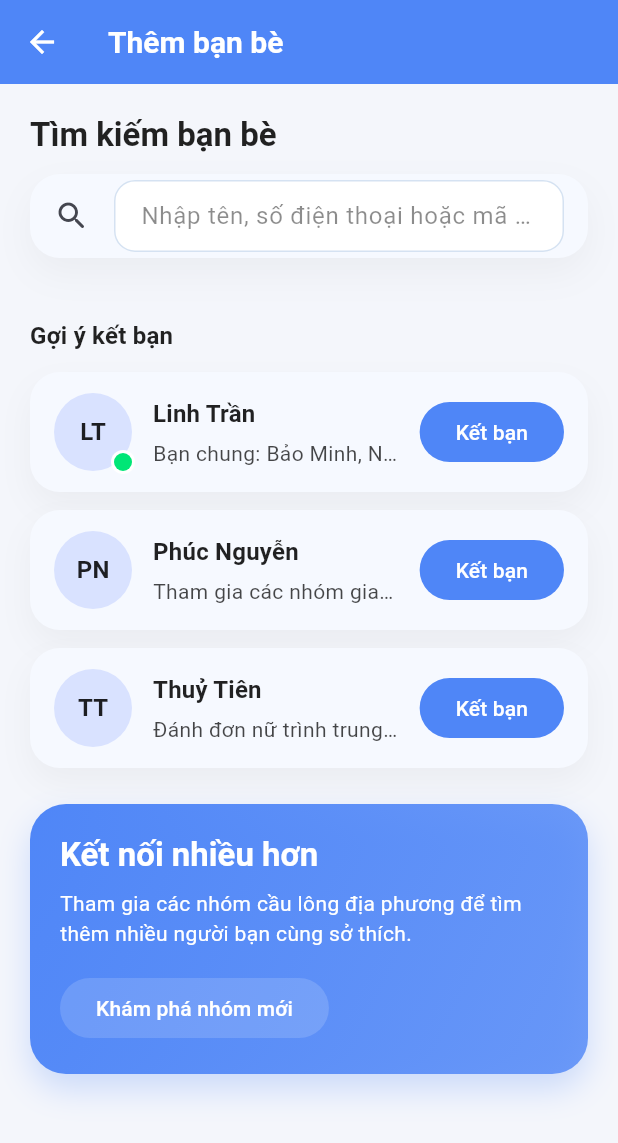
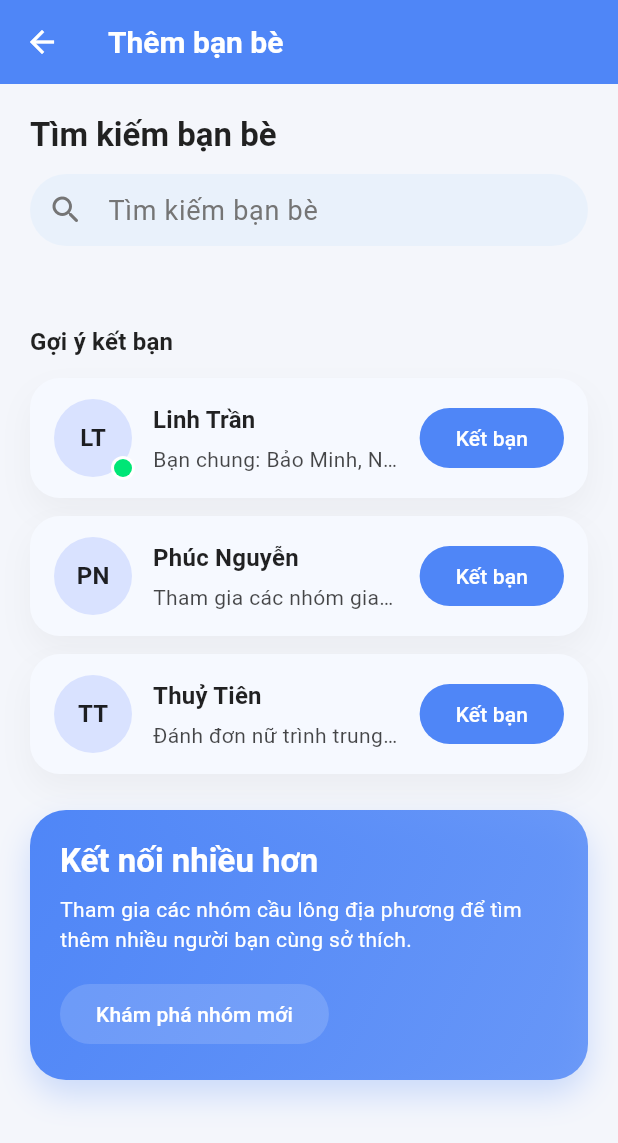
Before and after one commit to BaoMinhne/badminton_booking_app, a Flutter app: the AddFriendPage screen opened directly, on a phone screen of 412 x 824 dp. Shown: the top 1143 px of the screen. Run offline on Flutter 3.47's test engine with Material 3 defaults, Android fonts, the light colour scheme and no system bars; our stand-ins replace curved_navigation_bar, flutter_dotenv, image_picker, intl_phone_field, pocketbase, shared_preferences; accounts and stored records are empty; network calls fail.

Commit message:
Add debounce when finding a friend and edit in auth

```diff
--- a/lib/pages/nav_bar_page.dart
+++ b/lib/pages/nav_bar_page.dart
@@ -23,10 +23,7 @@ class _NavBarPageState extends State<NavBarPage> {
   @override
   void initState() {
     super.initState();
-    WidgetsBinding.instance.addPostFrameCallback((_) {
-      if (!mounted) return;
-      context.read<UserManager>().loadMe(); // nạp cache lần đầu
-    });
+
     _pages = [
       HomePage(),
       SocialPage(),
--- a/lib/pages/social/chat/add_friend_page.dart
+++ b/lib/pages/social/chat/add_friend_page.dart
@@ -82,25 +82,48 @@ class AddFriendPage extends StatelessWidget {
   }
 
   Widget _buildSearchField(ColorScheme cs, FriendManager friendManager) {
-    return Container(
-      decoration: BoxDecoration(
-        borderRadius: BorderRadius.circular(20),
-        color: cs.surface,
-        boxShadow: [
-          BoxShadow(
-            color: Colors.black.withOpacity(0.04),
-            blurRadius: 20,
-            offset: const Offset(0, 10),
+    return SizedBox(
+      height: 60,
+      child: TextField(
+        onChanged: friendManager.searchDebounced,
+        cursorColor: cs.primary,
+        style: TextStyle(
+          fontSize: 18,
+          color: cs.onSurface,
+        ),
+        decoration: InputDecoration(
+          isDense: true,
+          contentPadding: const EdgeInsets.symmetric(vertical: 8),
+          prefixIcon: Icon(
+            Icons.search_rounded,
+            size: 24,
+            color: Colors.grey.shade600,
           ),
-        ],
-      ),
-      padding: const EdgeInsets.symmetric(horizontal: 16, vertical: 4),
-      child: TextField(
-        onChanged: friendManager.search,
-        decoration: const InputDecoration(
-          icon: Icon(Icons.search_rounded),
-          border: InputBorder.none,
-          hintText: 'Nhập tên, số điện thoại hoặc mã thành viên',
+          hintText: 'Tìm kiếm bạn bè',
+          hintStyle: TextStyle(
+            fontSize: 18,
+            color: Colors.grey.shade600,
+          ),
+          filled: true,
+          fillColor: cs.secondary.withOpacity(0.1),
+          border: OutlineInputBorder(
+            borderRadius: BorderRadius.circular(999),
+            borderSide: BorderSide(
+              color: cs.outline,
+              width: 1,
+            ),
+          ),
+          enabledBorder: OutlineInputBorder(
+            borderRadius: BorderRadius.circular(999),
+            borderSide: BorderSide.none,
+          ),
+          focusedBorder: OutlineInputBorder(
+            borderRadius: BorderRadius.circular(999),
+            borderSide: BorderSide(
+              color: cs.primary,
+              width: 2,
+            ),
+          ),
         ),
       ),
     );
@@ -143,9 +166,7 @@ class AddFriendPage extends StatelessWidget {
                 id: result.user.id,
                 name: result.displayName,
                 avatarText: result.initials,
-                statusMessage: result.subtitle.isEmpty
-                    ? null
-                    : result.subtitle,
+                statusMessage: result.subtitle.isEmpty ? null : result.subtitle,
               ),
               onTap: () {},
               onChatPressed: () {},
--- a/lib/pages/user/profile_page.dart
+++ b/lib/pages/user/profile_page.dart
@@ -397,7 +397,7 @@ class _ProfilePageState extends State<ProfilePage> {
                   ),
                   SizedBox(height: 10),
                   Text(
-                    _username!,
+                    _username ?? 'User',
                     style: TextStyle(
                       fontSize: 24,
                       fontWeight: FontWeight.bold,
```
Also changed, not shown: lib/pages/social/chat/friend_manager.dart (+18 -0 lines), lib/pages/user/user_manager.dart (+14 -1 lines), lib/services/auth_service.dart (+43 -3 lines), lib/services/user_service.dart (+23 -16 lines).
